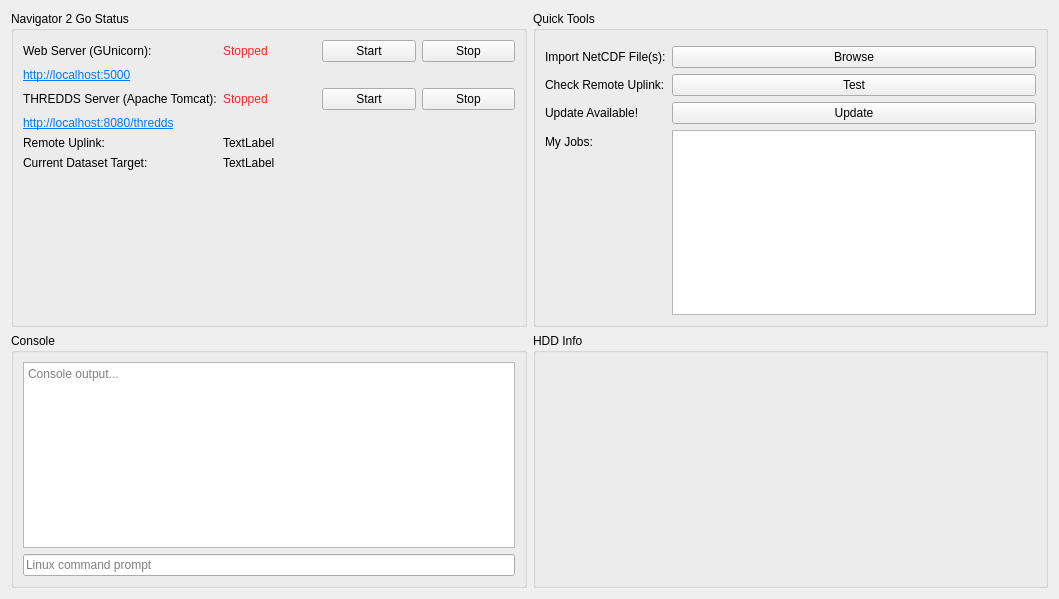
Before: the Qt Designer form app/widgetdashboard.ui in DFO-Ocean-Navigator/Navigator2Go, drawn with Qt 5.
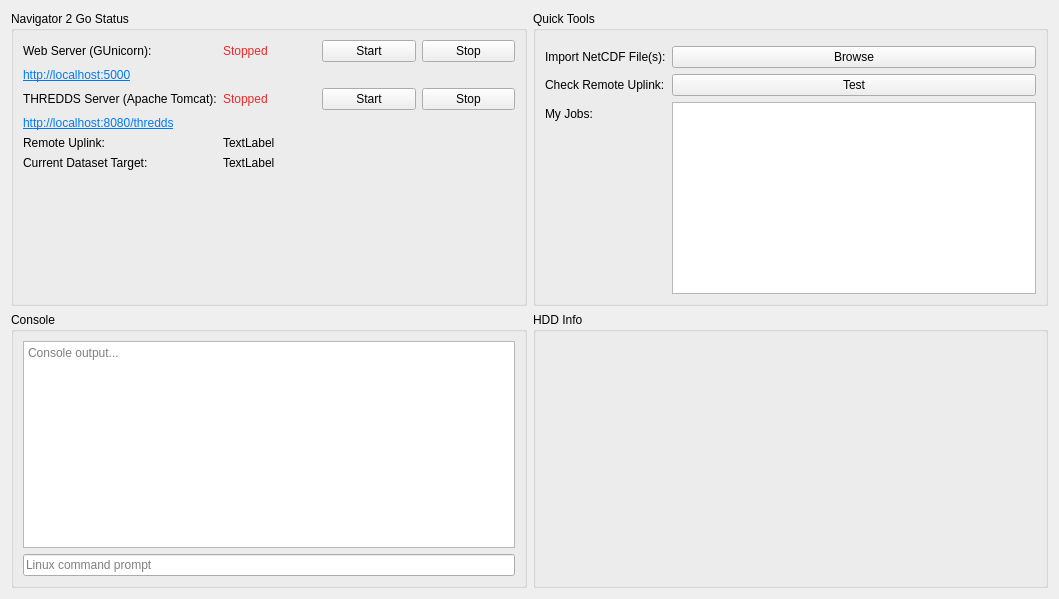
After: the same form once the commit is applied. Icons and pictures are not drawn.

Commit message: Fixed CSS for poorly visible update link.

Diff of the .ui file:
```diff
--- a/app/widgetdashboard.ui
+++ b/app/widgetdashboard.ui
@@ -210,20 +210,13 @@
        </widget>
       </item>
       <item row="4" column="0">
-       <widget class="QLabel" name="labelUpdate">
+       <widget class="QLabel" name="label_6">
         <property name="text">
-         <string>Update Available!</string>
+         <string>My Jobs:</string>
         </property>
        </widget>
       </item>
       <item row="4" column="1">
-       <widget class="QPushButton" name="pushButtonUpdate">
-        <property name="text">
-         <string>Update</string>
-        </property>
-       </widget>
-      </item>
-      <item row="5" column="1">
        <widget class="QListWidget" name="listWidgetJobs">
         <property name="alternatingRowColors">
          <bool>true</bool>
@@ -233,13 +226,6 @@
         </property>
        </widget>
       </item>
-      <item row="5" column="0">
-       <widget class="QLabel" name="label_6">
-        <property name="text">
-         <string>My Jobs:</string>
-        </property>
-       </widget>
-      </item>
      </layout>
     </widget>
    </item>
```
The commit also changes 2 other files.
